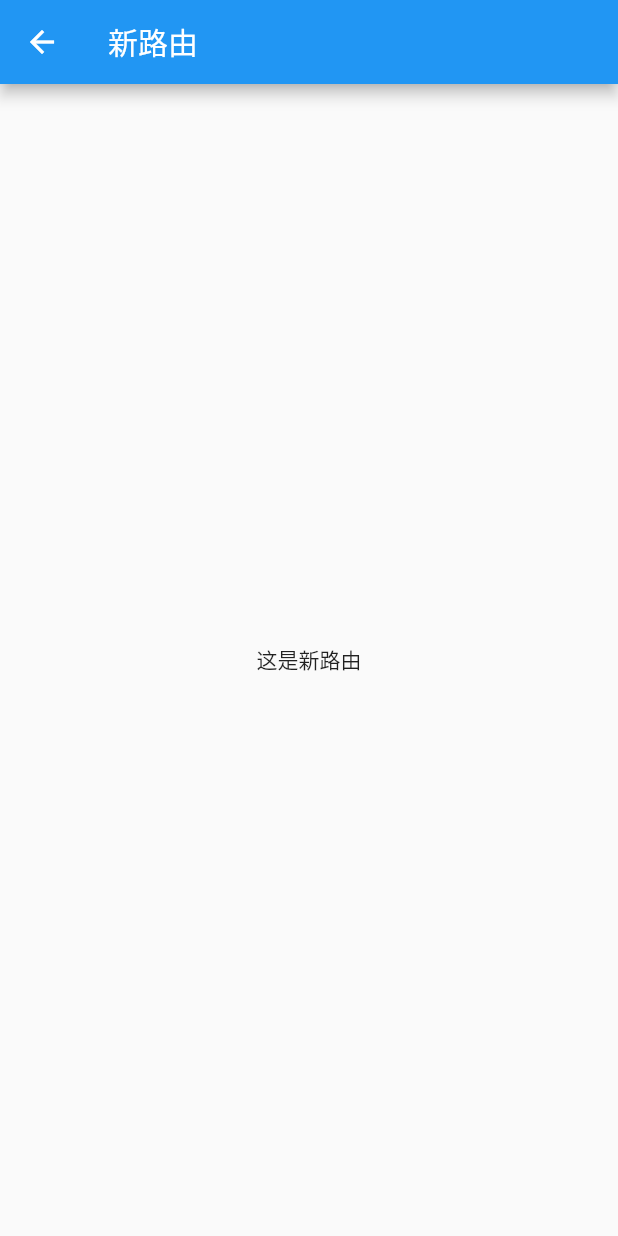
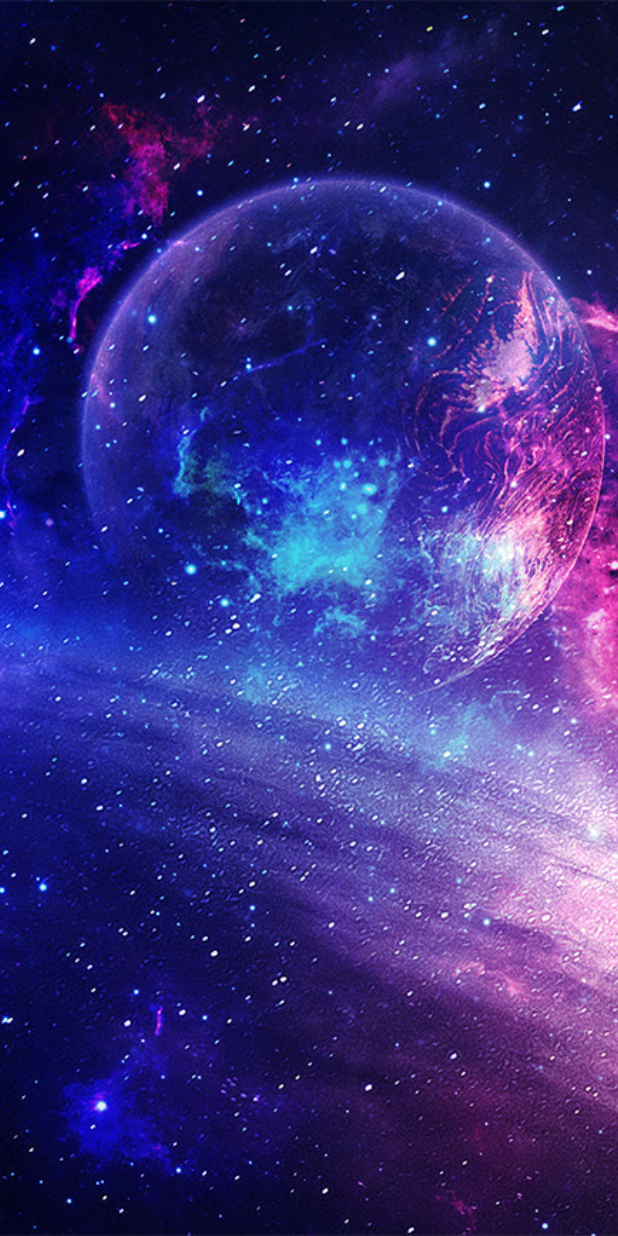
Before and after one commit to zhangtanlin/ju_flutter, a Flutter app: the screen it shows after launch, after a tap on "打开新路由", on a phone screen of 412 x 824 dp. Run offline on Flutter 3.47's test engine with Material 2 defaults, Android fonts, the phone set to English and light mode, and no system bars.

Commit message:
静态资源模块学习

```diff
--- a/lib/main.dart
+++ b/lib/main.dart
@@ -204,13 +204,14 @@ class _MyHomePageState extends State<MyHomePage> {
 class NewRoute extends StatelessWidget {
   @override
   Widget build(BuildContext context) {
-    return Scaffold(
-      appBar: AppBar(
-        title: Text('新路由'),
+    // Container 背景图模块
+    return Container(
+      decoration: BoxDecoration(
+        image: DecorationImage(
+          image: AssetImage("images/bg.jpg"),
+          fit: BoxFit.cover
+        )
       ),
-      body: Center(
-        child: Text('这是新路由')
-      )
     );
   }
 }
--- a/pubspec.yaml
+++ b/pubspec.yaml
@@ -43,8 +43,8 @@ flutter:
   # 注意1：asset 的声明顺序无关紧要，asset 的实际目录可以是任意文件夹。
   # 注意2：构建期间，Flutter 将 asset 放置到称为 asset bundle 的特殊存档中，应用程序可以在运行时读取它们（但不能修改）。
   # 参考文档： https://github.com/flutterchina/flutter-in-action/blob/master/docs/chapter2/flutter_assets_mgr.md
-  # assets:
-  #   - images/a_dot_burr.jpeg
+  assets:
+    - images/bg.jpg
   #   - images/a_dot_ham.jpeg
   # 一个图片资源可以引用一个或者多个特定分辨率的变体
   # 文档查看 https://flutter.dev/assets-and-images/#resolution-aware
```
Also changed, not shown: images/bg.jpg (added).
